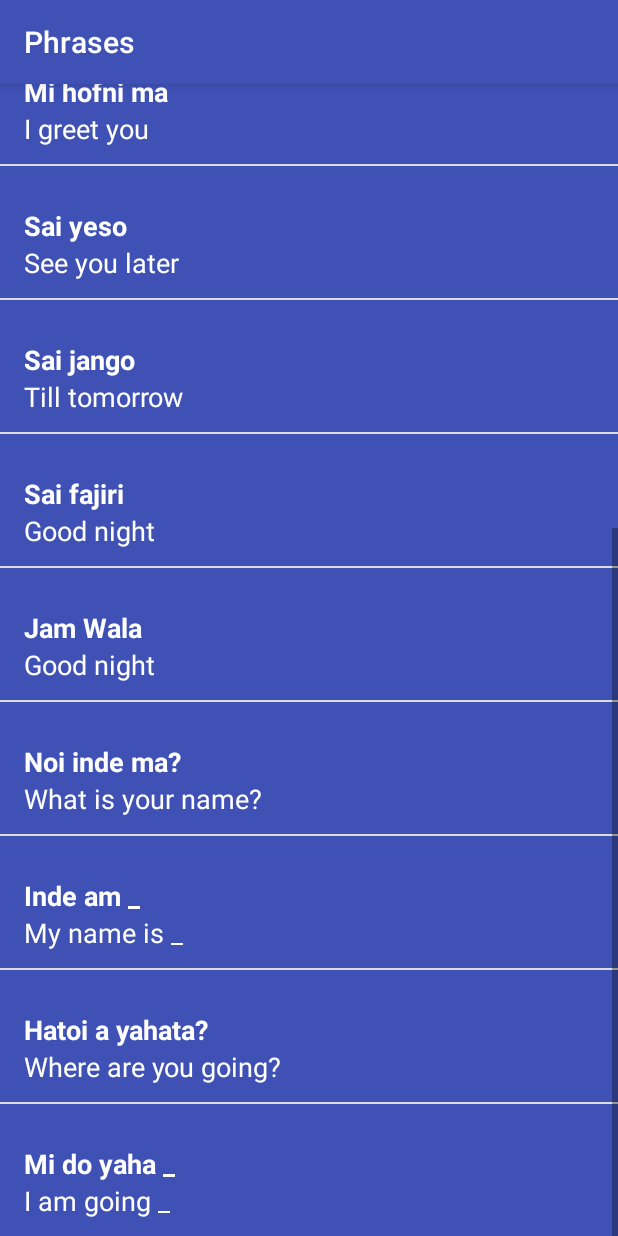
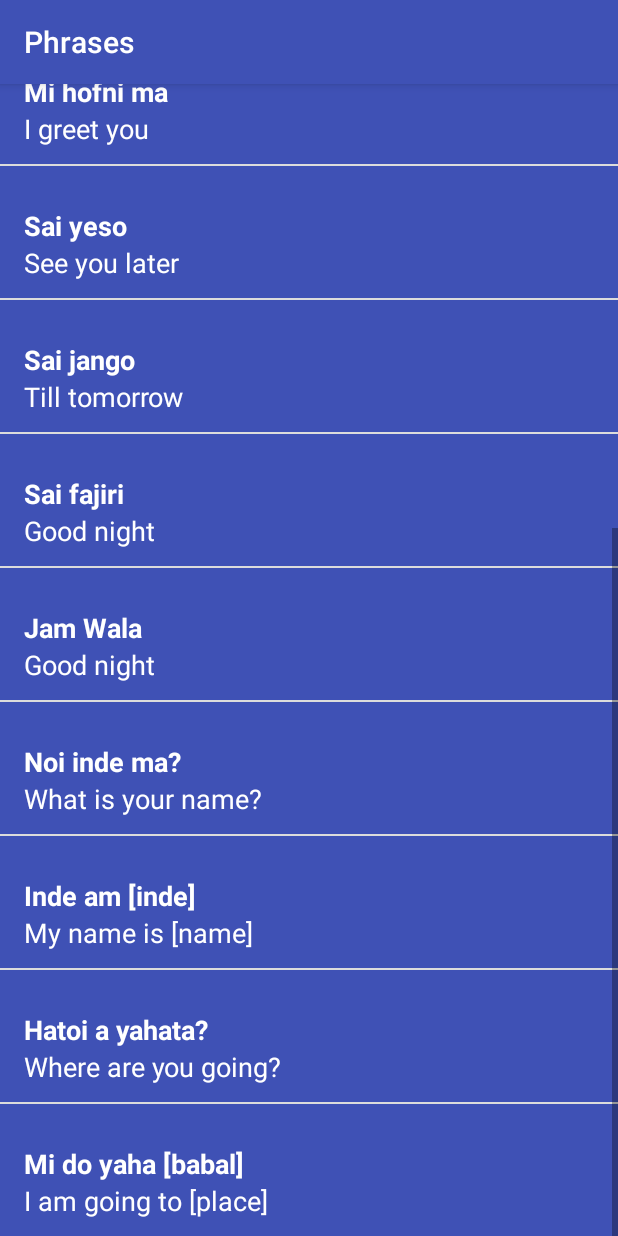
Before and after one commit to Mf4z/Fulfulde, an Android app: the PhrasesActivity screen opened directly, with no data from a screen before it, scrolled down 537 dp, on a phone screen of 412 x 824 dp. Run offline under Robolectric (Android 15) with nearby library versions, the phone set to English and light mode, and no system bars.

Commit message:
Fulfulde word correction

```diff
--- a/app/src/main/java/com/example/mf4z/fulfulde/ColorsActivity.java
+++ b/app/src/main/java/com/example/mf4z/fulfulde/ColorsActivity.java
@@ -22,7 +22,7 @@ public class ColorsActivity extends AppCompatActivity {
         colors.add(new Word("Bodejum","Red",R.drawable.color_red));
         colors.add(new Word("Haako Haako","Green",R.drawable.color_green));
         colors.add(new Word("Ndiyam Goro","Yellow",R.drawable.color_mustard_yellow));
-        colors.add(new Word("Gray","Purum  Purum",R.drawable.color_gray));
+        colors.add(new Word("Purum  Purum","Gray",R.drawable.color_gray));
 
 
         WordAdapter adapter = new WordAdapter(this,colors,R.color.colorOrange);
--- a/app/src/main/java/com/example/mf4z/fulfulde/FamilyMembersActivity.java
+++ b/app/src/main/java/com/example/mf4z/fulfulde/FamilyMembersActivity.java
@@ -19,7 +19,7 @@ public class FamilyMembersActivity extends AppCompatActivity {
         familyMembers.add(new Word("Daada","Mother",R.drawable.family_mother));
         familyMembers.add(new Word("Baaba","Father",R.drawable.family_father));
         familyMembers.add(new Word("Kaaka","Grand parent",R.drawable.family_grandmother));
-        familyMembers.add(new Word("Bandiko","Sibling",R.drawable.family_son));
+        familyMembers.add(new Word("Bandiko","Relative",R.drawable.family_son));
         familyMembers.add(new Word("Kaawu","Maternal Uncle",R.drawable.family_older_brother));
         familyMembers.add(new Word("Bappa","Paternal Uncle",R.drawable.family_older_brother));
         familyMembers.add(new Word("Yapendo","Maternal Aunt",R.drawable.family_older_sister));
--- a/app/src/main/java/com/example/mf4z/fulfulde/NumbersActivity.java
+++ b/app/src/main/java/com/example/mf4z/fulfulde/NumbersActivity.java
@@ -23,7 +23,7 @@ public class NumbersActivity extends AppCompatActivity {
         words.add(new Word("Didi","Two",R.drawable.number_two));
         words.add(new Word("Tati","Three",R.drawable.number_three));
         words.add(new Word("Nai","Four",R.drawable.number_four));
-        words.add(new Word("Joy","Five",R.drawable.number_five));
+        words.add(new Word("Jui","Five",R.drawable.number_five));
         words.add(new Word("Jego","Six",R.drawable.number_six));
         words.add(new Word("Jedidi","Seven",R.drawable.number_seven));
         words.add(new Word("Jetati","Eight",R.drawable.number_eight));
--- a/app/src/main/java/com/example/mf4z/fulfulde/PhrasesActivity.java
+++ b/app/src/main/java/com/example/mf4z/fulfulde/PhrasesActivity.java
@@ -28,9 +28,9 @@ public class PhrasesActivity extends AppCompatActivity {
         phrases.add(new Word("Sai fajiri","Good night"));
         phrases.add(new Word("Jam Wala","Good night"));
         phrases.add(new Word("Noi inde ma?","What is your name?"));
-        phrases.add(new Word("Inde am _","My name is _"));
+        phrases.add(new Word("Inde am [inde]","My name is [name]"));
         phrases.add(new Word("Hatoi a yahata?","Where are you going?"));
-        phrases.add(new Word("Mi do yaha _","I am going _"));
+        phrases.add(new Word("Mi do yaha [babal]","I am going to [place]"));
 
 
 
```
